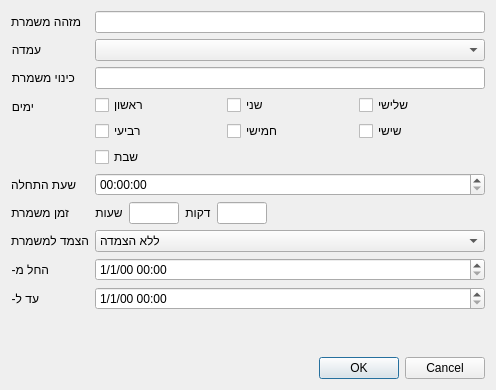
First picture: the form in Ui/ShiftDialog.ui, repository omertal88/shavzak, before the edit.
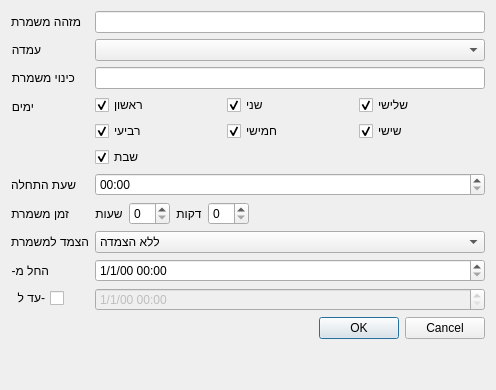
Second picture: the form after the edit.

Commit message: Added unit tests. Implemented a function for manning soldiers into shifts. Also added manual assignment in calendar.

```diff
--- a/Ui/ShiftDialog.ui
+++ b/Ui/ShiftDialog.ui
@@ -16,9 +16,21 @@
   <property name="windowTitle">
    <string>עריכת משמרת</string>
   </property>
-  <layout class="QVBoxLayout" name="verticalLayout">
-   <item>
     <layout class="QFormLayout" name="formLayout">
+   <item row="0" column="0">
+    <widget class="QLabel" name="label_10">
+     <property name="text">
+      <string>מזהה משמרת</string>
+     </property>
+    </widget>
+   </item>
+   <item row="0" column="1">
+    <widget class="QLineEdit" name="uidEdit">
+     <property name="readOnly">
+      <bool>true</bool>
+     </property>
+    </widget>
+   </item>
      <item row="1" column="0">
       <widget class="QLabel" name="label_4">
        <property name="text">
@@ -29,6 +41,16 @@
      <item row="1" column="1">
       <widget class="QComboBox" name="positionCombo"/>
      </item>
+   <item row="2" column="0">
+    <widget class="QLabel" name="label_11">
+     <property name="text">
+      <string>כינוי משמרת</string>
+     </property>
+    </widget>
+   </item>
+   <item row="2" column="1">
+    <widget class="QLineEdit" name="nicknameEdit"/>
+   </item>
      <item row="3" column="0">
       <widget class="QLabel" name="label">
        <property name="text">
@@ -43,6 +65,9 @@
          <property name="text">
           <string>ראשון</string>
          </property>
+       <property name="checked">
+        <bool>true</bool>
+       </property>
         </widget>
        </item>
        <item row="0" column="1">
@@ -50,6 +75,9 @@
          <property name="text">
           <string>שני</string>
          </property>
+       <property name="checked">
+        <bool>true</bool>
+       </property>
         </widget>
        </item>
        <item row="0" column="2">
@@ -57,6 +85,9 @@
          <property name="text">
           <string>שלישי</string>
          </property>
+       <property name="checked">
+        <bool>true</bool>
+       </property>
         </widget>
        </item>
        <item row="1" column="0">
@@ -64,6 +95,9 @@
          <property name="text">
           <string>רביעי</string>
          </property>
+       <property name="checked">
+        <bool>true</bool>
+       </property>
         </widget>
        </item>
        <item row="1" column="1">
@@ -71,6 +105,9 @@
          <property name="text">
           <string>חמישי</string>
          </property>
+       <property name="checked">
+        <bool>true</bool>
+       </property>
         </widget>
        </item>
        <item row="1" column="2">
@@ -78,6 +115,9 @@
          <property name="text">
           <string>שישי</string>
          </property>
+       <property name="checked">
+        <bool>true</bool>
+       </property>
         </widget>
        </item>
        <item row="2" column="0">
@@ -85,6 +125,9 @@
          <property name="text">
           <string>שבת</string>
          </property>
+       <property name="checked">
+        <bool>true</bool>
+       </property>
         </widget>
        </item>
       </layout>
@@ -97,7 +140,11 @@
       </widget>
      </item>
      <item row="4" column="1">
-      <widget class="QTimeEdit" name="fromTime"/>
+    <widget class="QTimeEdit" name="fromTime">
+     <property name="displayFormat">
+      <string>hh:mm</string>
+     </property>
+    </widget>
      </item>
      <item row="5" column="0">
       <widget class="QLabel" name="label_3">
@@ -119,20 +166,7 @@
         </widget>
        </item>
        <item>
-        <widget class="QLineEdit" name="durationHoursEdit">
-         <property name="sizePolicy">
-          <sizepolicy hsizetype="Fixed" vsizetype="Fixed">
-           <horstretch>0</horstretch>
-           <verstretch>0</verstretch>
-          </sizepolicy>
-         </property>
-         <property name="maximumSize">
-          <size>
-           <width>50</width>
-           <height>16777215</height>
-          </size>
-         </property>
-        </widget>
+      <widget class="QSpinBox" name="durationHourSpin"/>
        </item>
        <item>
         <widget class="QLabel" name="label_6">
@@ -145,18 +179,9 @@
         </widget>
        </item>
        <item>
-        <widget class="QLineEdit" name="durationMinutesEdit">
-         <property name="sizePolicy">
-          <sizepolicy hsizetype="Fixed" vsizetype="Fixed">
-           <horstretch>0</horstretch>
-           <verstretch>0</verstretch>
-          </sizepolicy>
-         </property>
-         <property name="maximumSize">
-          <size>
-           <width>50</width>
-           <height>16777215</height>
-          </size>
+      <widget class="QSpinBox" name="durationMinuteSpin">
+       <property name="maximum">
+        <number>59</number>
          </property>
         </widget>
        </item>
@@ -199,53 +224,26 @@
       </widget>
      </item>
      <item row="8" column="0">
-      <widget class="QLabel" name="label_9">
+    <widget class="QCheckBox" name="validUntilCheck">
+     <property name="layoutDirection">
+      <enum>Qt::RightToLeft</enum>
+     </property>
        <property name="text">
         <string>עד ל-</string>
        </property>
       </widget>
      </item>
-     <item row="7" column="1">
-      <widget class="QDateTimeEdit" name="validFromDatetime">
-       <property name="displayFormat">
-        <string>d/M/yy hh:mm</string>
-       </property>
-      </widget>
-     </item>
      <item row="8" column="1">
       <widget class="QDateTimeEdit" name="validUntilDatetime">
+     <property name="enabled">
+      <bool>false</bool>
+     </property>
        <property name="displayFormat">
         <string>d/M/yy hh:mm</string>
        </property>
       </widget>
      </item>
-     <item row="0" column="0">
-      <widget class="QLabel" name="label_10">
-       <property name="text">
-        <string>מזהה משמרת</string>
-       </property>
-      </widget>
-     </item>
-     <item row="0" column="1">
-      <widget class="QLineEdit" name="uidEdit">
-       <property name="readOnly">
-        <bool>true</bool>
-       </property>
-      </widget>
-     </item>
-     <item row="2" column="0">
-      <widget class="QLabel" name="label_11">
-       <property name="text">
-        <string>כינוי משמרת</string>
-       </property>
-      </widget>
-     </item>
-     <item row="2" column="1">
-      <widget class="QLineEdit" name="nicknameEdit"/>
-     </item>
-    </layout>
-   </item>
-   <item>
+   <item row="9" column="0" colspan="2">
     <widget class="QDialogButtonBox" name="buttonBox">
      <property name="orientation">
       <enum>Qt::Horizontal</enum>
@@ -255,6 +253,13 @@
      </property>
     </widget>
    </item>
+   <item row="7" column="1">
+    <widget class="QDateTimeEdit" name="validFromDatetime">
+     <property name="displayFormat">
+      <string>d/M/yy hh:mm</string>
+     </property>
+    </widget>
+   </item>
   </layout>
  </widget>
  <tabstops>
```
Left out of the diff: 25 changed lines with no effect on the pictures. Lines whose indentation alone changed are shown as unchanged. The commit also changes 29 other files.
